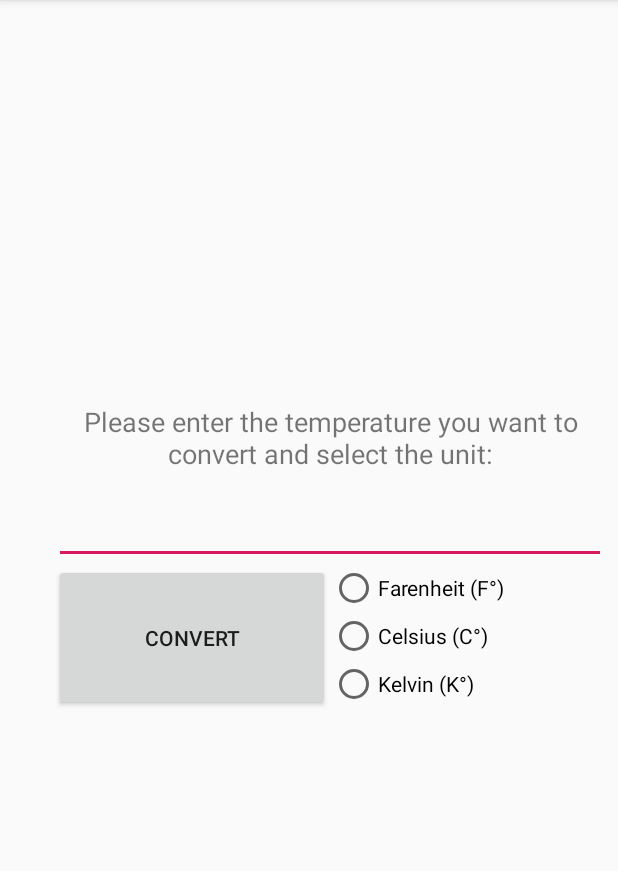
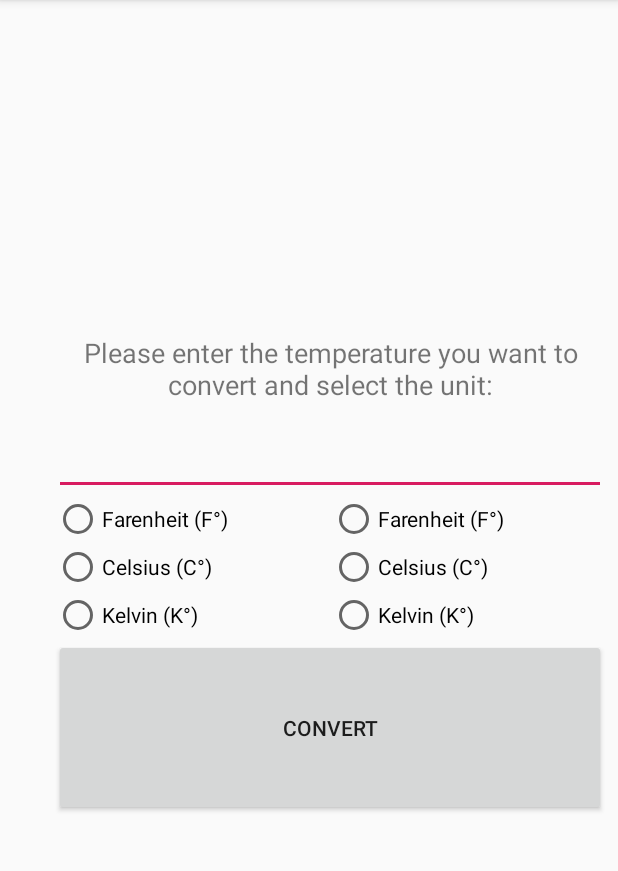
Before and after one commit to Narshe1412/TemperatureConverter, an Android app: the screen it shows after launch (CalculatorActivity), on a phone screen of 412 x 824 dp, the part 84-955 px from its top. Run offline under Robolectric (Android 15) with nearby library versions, the phone set to English and light mode, and no system bars.

Commit message:
Created listeners for radio buttons so they disable when the same on the other side is pressed

```diff
--- a/app/src/main/java/mcolorado/temperatureconverter/CalculatorActivity.java
+++ b/app/src/main/java/mcolorado/temperatureconverter/CalculatorActivity.java
@@ -1,13 +1,113 @@
 package mcolorado.temperatureconverter;
 
+import android.os.Bundle;
 import android.support.v7.app.AppCompatActivity;
-import android.os.Bundle;
+import android.view.View;
+import android.view.View.OnClickListener;
+import android.widget.Button;
+import android.widget.EditText;
+import android.widget.RadioButton;
+import android.widget.RadioGroup;
+import android.widget.RadioGroup.OnCheckedChangeListener;
+import android.widget.Toast;
 
 public class CalculatorActivity extends AppCompatActivity {
+
+    private Button convertBtn;
+    private RadioGroup toGroup;
+    private RadioGroup fromGroup;
+    private EditText inputText;
+    private double tempResult;
+    private TemperatureTransform calc;
+    private RadioButton fromFarenheit;
+    private RadioButton fromCelsius;
+    private RadioButton fromKelvin;
+    private RadioButton toFarenheit;
+    private RadioButton toCelsius;
+    private RadioButton toKelvin;
 
     @Override
     protected void onCreate(Bundle savedInstanceState) {
         super.onCreate(savedInstanceState);
         setContentView(R.layout.activity_calculator);
+
+        inputText = findViewById(R.id.txtTempInput);
+        convertBtn = findViewById(R.id.convertBtn);
+        fromGroup = findViewById(R.id.grpOptionsFrom);
+        fromFarenheit = findViewById(R.id.radioFarenheitFrom);
+        fromCelsius = findViewById(R.id.radioCelsiusFrom);
+        fromKelvin = findViewById(R.id.radioKelvinFrom);
+        toGroup = findViewById(R.id.grpOptionsTo);
+        toFarenheit = findViewById(R.id.radioFarenheitTo);
+        toCelsius = findViewById(R.id.radioCelsiusTo);
+        toKelvin = findViewById(R.id.radioKelvinTo);
+
+        tempResult = 0;
+        calc = new TemperatureTransform();
+
+        convertBtn.setOnClickListener(new OnClickListener() {
+            @Override
+            public void onClick(View v) {
+                handleClick();
+            }
+        });
+
+        fromGroup.setOnCheckedChangeListener(new OnCheckedChangeListener() {
+            @Override
+            public void onCheckedChanged(RadioGroup group, int checkedId) {
+                toFarenheit.setEnabled(true);
+                toCelsius.setEnabled(true);
+                toKelvin.setEnabled(true);
+
+                if (checkedId == fromFarenheit.getId()) {
+                    toFarenheit.setEnabled(false);
+                }
+                if (checkedId == fromCelsius.getId()) {
+                    toCelsius.setEnabled(false);
+                }
+                if (checkedId == fromKelvin.getId()) {
+                    toKelvin.setEnabled(false);
+                }
+            }
+        });
+
+        toGroup.setOnCheckedChangeListener(new OnCheckedChangeListener() {
+            @Override
+            public void onCheckedChanged(RadioGroup group, int checkedId) {
+                fromFarenheit.setEnabled(true);
+                fromCelsius.setEnabled(true);
+                fromKelvin.setEnabled(true);
+
+                if (checkedId == toFarenheit.getId()) {
+                    fromFarenheit.setEnabled(false);
+                }
+                if (checkedId == toCelsius.getId()) {
+                    fromCelsius.setEnabled(false);
+                }
+                if (checkedId == toKelvin.getId()) {
+                    fromKelvin.setEnabled(false);
+                }
+            }
+        });
+    }
+
+    private void handleClick() {
+        if (inputText.getText().equals("")) {
+            Toast.makeText(CalculatorActivity.this, "You need to input a value to convert.",
+                    Toast.LENGTH_SHORT).show();
+        }
+
+        try {
+            double tempValue = Double.parseDouble(String.valueOf(inputText.getText()));
+            convertAndSend(tempValue);
+        } catch (Exception e) {
+            Toast.makeText(CalculatorActivity.this, "You need to input a numeric value to convert.",
+                    Toast.LENGTH_SHORT).show();
+        }
+    }
+
+    private void convertAndSend(double tempValue) {
+        int selectedId = fromGroup.getCheckedRadioButtonId();
+
     }
 }
--- a/app/src/main/res/layout/activity_calculator.xml
+++ b/app/src/main/res/layout/activity_calculator.xml
@@ -10,7 +10,7 @@
 
   <LinearLayout
     android:layout_width="368dp"
-    android:layout_height="228dp"
+    android:layout_height="321dp"
     android:layout_marginTop="8dp"
     android:layout_marginBottom="8dp"
     android:layout_marginStart="8dp"
@@ -33,38 +33,57 @@
       android:id="@+id/txtTempInput"
       android:layout_width="match_parent"
       android:layout_height="wrap_content"
-      android:textSize="30sp"
-      android:inputType="numberDecimal"/>
+      android:inputType="numberDecimal"
+      android:textSize="30sp"/>
     <LinearLayout
       android:id="@+id/lvOptions"
       android:layout_width="match_parent"
       android:layout_height="wrap_content"
       android:orientation="horizontal">
-      <Button
-        android:id="@+id/button"
-        android:layout_width="fill_parent"
-        android:layout_height="98dp"
-        android:layout_weight="50"
-        android:text="Convert"/>
+
       <RadioGroup
-        android:id="@+id/grpOptions"
+        android:id="@+id/grpOptionsFrom"
         android:layout_width="fill_parent"
         android:layout_height="wrap_content"
         android:layout_weight="50">
         <RadioButton
-          android:id="@+id/radioFarenheit"
+          android:id="@+id/radioFarenheitFrom"
           android:layout_width="wrap_content"
           android:layout_height="wrap_content"
           android:layout_weight="1"
           android:text="Farenheit (F°)"/>
         <RadioButton
-          android:id="@+id/radioCelsius"
+          android:id="@+id/radioCelsiusFrom"
           android:layout_width="wrap_content"
           android:layout_height="wrap_content"
           android:layout_weight="1"
           android:text="Celsius (C°)"/>
         <RadioButton
-          android:id="@+id/radioKelvin"
+          android:id="@+id/radioKelvinFrom"
+          android:layout_width="wrap_content"
+          android:layout_height="wrap_content"
+          android:layout_weight="1"
+          android:text="Kelvin (K°)"/>
+      </RadioGroup>
+      <RadioGroup
+        android:id="@+id/grpOptionsTo"
+        android:layout_width="fill_parent"
+        android:layout_height="wrap_content"
+        android:layout_weight="50">
+        <RadioButton
+          android:id="@+id/radioFarenheitTo"
+          android:layout_width="wrap_content"
+          android:layout_height="wrap_content"
+          android:layout_weight="1"
+          android:text="Farenheit (F°)"/>
+        <RadioButton
+          android:id="@+id/radioCelsiusTo"
+          android:layout_width="wrap_content"
+          android:layout_height="wrap_content"
+          android:layout_weight="1"
+          android:text="Celsius (C°)"/>
+        <RadioButton
+          android:id="@+id/radioKelvinTo"
           android:layout_width="wrap_content"
           android:layout_height="wrap_content"
           android:layout_weight="1"
@@ -72,5 +91,11 @@
       </RadioGroup>
 
     </LinearLayout>
+    <Button
+      android:id="@+id/convertBtn"
+      android:layout_width="fill_parent"
+      android:layout_height="98dp"
+      android:layout_weight="50"
+      android:text="Convert"/>
   </LinearLayout>
 </android.support.constraint.ConstraintLayout>
```
